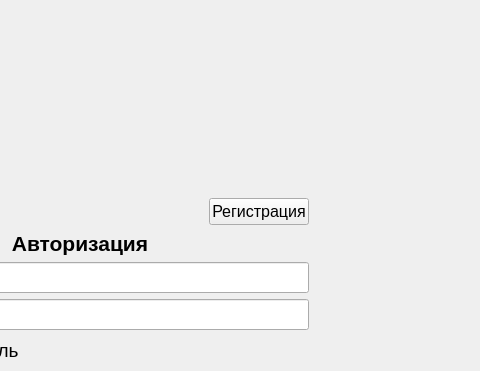
First picture: the form in design/ui/authorization.ui, repository Sandrkll1/BookStore, before the edit; both pictures show x 320 to 800 and y 0 to 371 of the 800 by 600 pixel window.
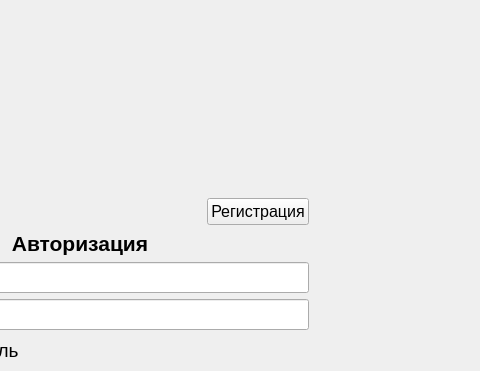
Second picture: the form after the edit.

The edit to the form file:
```diff
--- a/design/ui/authorization.ui
+++ b/design/ui/authorization.ui
@@ -43,7 +43,7 @@
        <widget class="QPushButton" name="registerButton">
         <property name="maximumSize">
          <size>
-          <width>100</width>
+          <width>16777215</width>
           <height>16777215</height>
          </size>
         </property>
```
